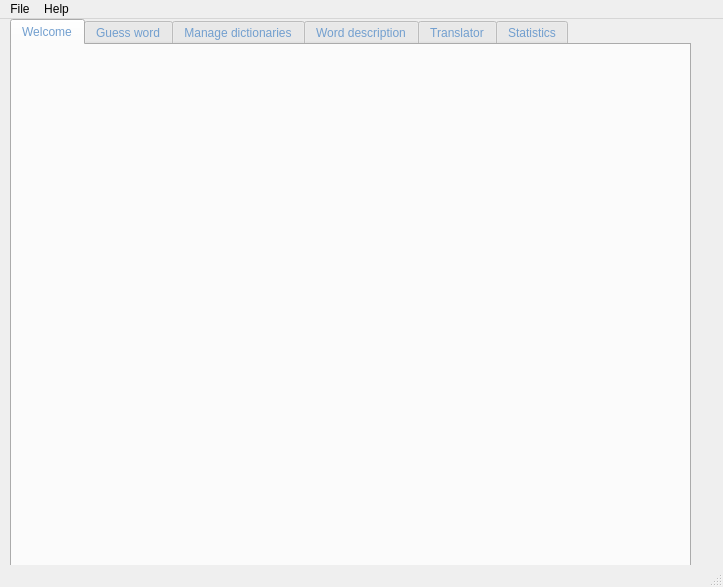
First picture: the form in src/gui/src/view/MainView.ui, repository cieslarmichal/glossary, before the edit.
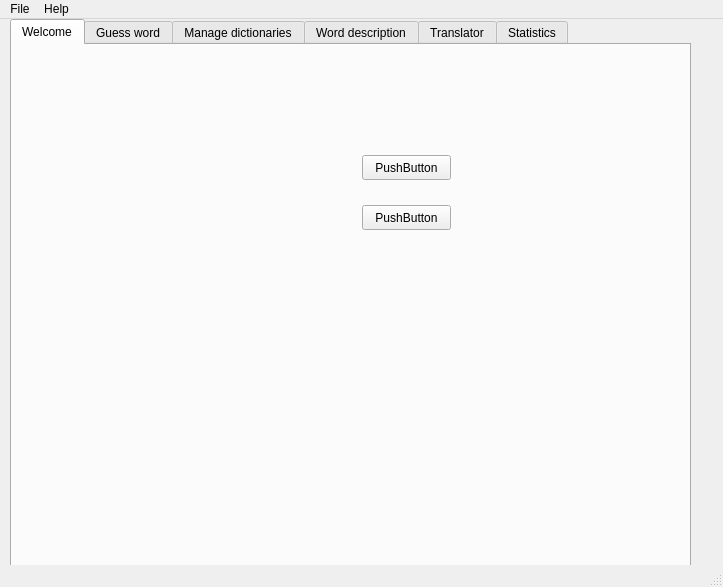
Second picture: the form after the edit. The open tabs and pages were chosen to show the change.

The edit to the form file:
```diff
--- a/src/gui/src/view/MainView.ui
+++ b/src/gui/src/view/MainView.ui
@@ -24,7 +24,7 @@
                     </rect>
                 </property>
                 <property name="styleSheet">
-                    <string notr="true">color:rgb(114, 159, 207)</string>
+     <string notr="true"/>
                 </property>
                 <property name="currentIndex">
                     <number>0</number>
@@ -33,6 +33,32 @@
                     <attribute name="title">
                         <string>Welcome</string>
                     </attribute>
+     <widget class="QPushButton" name="pushButton">
+      <property name="geometry">
+       <rect>
+        <x>350</x>
+        <y>110</y>
+        <width>89</width>
+        <height>25</height>
+       </rect>
+      </property>
+      <property name="text">
+       <string>PushButton</string>
+      </property>
+     </widget>
+     <widget class="QPushButton" name="pushButton_2">
+      <property name="geometry">
+       <rect>
+        <x>350</x>
+        <y>160</y>
+        <width>89</width>
+        <height>25</height>
+       </rect>
+      </property>
+      <property name="text">
+       <string>PushButton</string>
+      </property>
+     </widget>
                 </widget>
                 <widget class="QWidget" name="guessTab">
                     <attribute name="title">
```
Left out of the diff: 12 changed lines with no effect on the pictures. Lines whose indentation alone changed are shown as unchanged.
